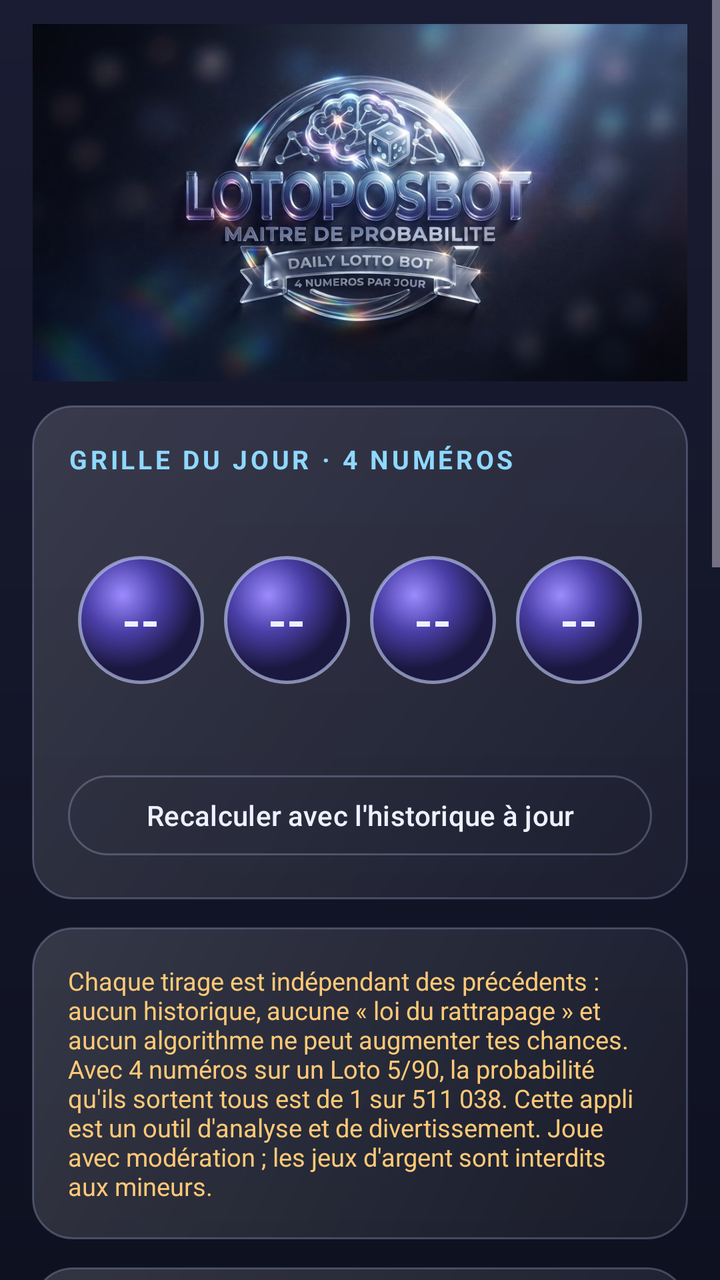
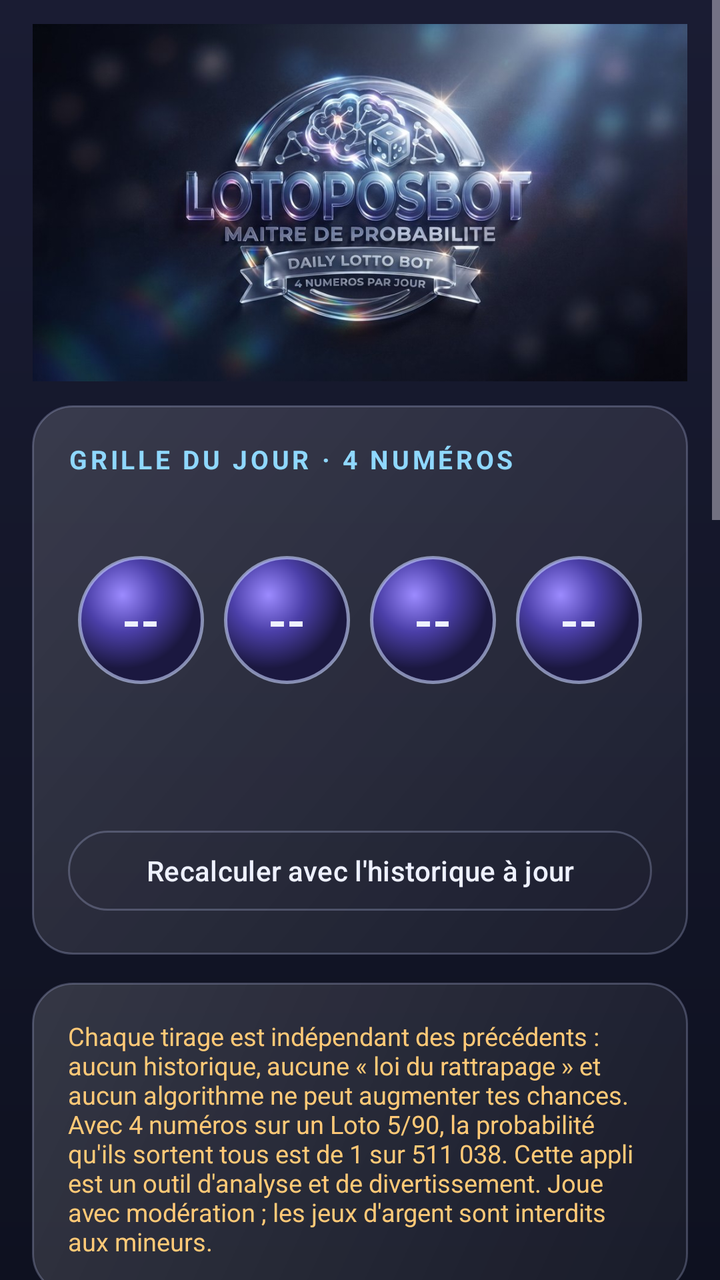

Before-and-after screenshots of an Android layout around one commit, followed by the original layout XML and the change that was made.
<!-- AndroidManifest.xml: application theme Theme.LotoPosBot -->
<!-- res/layout/activity_main.xml -->
<?xml version="1.0" encoding="utf-8"?>
<ScrollView xmlns:android="http://schemas.android.com/apk/res/android"
    android:layout_width="match_parent"
    android:layout_height="match_parent"
    android:clipToPadding="false"
    android:fillViewport="true"
    android:fitsSystemWindows="true">

    <LinearLayout
        android:layout_width="match_parent"
        android:layout_height="wrap_content"
        android:orientation="vertical"
        android:paddingStart="16dp"
        android:paddingTop="12dp"
        android:paddingEnd="16dp"
        android:paddingBottom="24dp">

        
        <ImageView
            android:id="@+id/imgLogo"
            android:layout_width="match_parent"
            android:layout_height="wrap_content"
            android:adjustViewBounds="true"
            android:contentDescription="@string/app_name"
            android:src="@drawable/logo_banner"
            android:layout_marginBottom="12dp" />

        
        <LinearLayout style="@style/Carte">

            <TextView
                style="@style/TitreCarte"
                android:text="@string/titre_pronostic" />

            <TextView
                android:id="@+id/tvDate"
                style="@style/TexteDoux"
                android:layout_marginBottom="12dp" />

            <LinearLayout
                android:layout_width="match_parent"
                android:layout_height="wrap_content"
                android:orientation="horizontal">

                <TextView android:id="@+id/boule1" style="@style/Boule" />
                <TextView android:id="@+id/boule2" style="@style/Boule" />
                <TextView android:id="@+id/boule3" style="@style/Boule" />
                <TextView android:id="@+id/boule4" style="@style/Boule" />
            </LinearLayout>

            <TextView
                android:id="@+id/tvDetails"
                style="@style/TexteDoux"
                android:layout_marginTop="14dp" />

            <com.google.android.material.button.MaterialButton
                android:id="@+id/btnRecalculer"
                style="@style/BoutonContour"
                android:layout_marginTop="10dp"
                android:text="@string/bouton_recalculer" />
        </LinearLayout>

        
        <LinearLayout style="@style/Carte">

            <TextView
                android:layout_width="match_parent"
                android:layout_height="wrap_content"
                android:text="@string/avertissement"
                android:textColor="@color/alerte"
                android:textSize="12.5sp" />
        </LinearLayout>

        
        <LinearLayout style="@style/Carte">

            <TextView
                style="@style/TitreCarte"
                android:text="@string/titre_modele" />

            <TextView
                android:id="@+id/tvChaud"
                style="@style/TexteDoux"
                android:textColor="@color/texte" />

            <SeekBar
                android:id="@+id/seekChaud"
                android:layout_width="match_parent"
                android:layout_height="wrap_content"
                android:layout_marginBottom="8dp"
                android:max="100" />

            <TextView
                android:id="@+id/tvRetard"
                style="@style/TexteDoux"
                android:textColor="@color/texte" />

            <SeekBar
                android:id="@+id/seekRetard"
                android:layout_width="match_parent"
                android:layout_height="wrap_content"
                android:layout_marginBottom="8dp"
                android:max="100" />

            <com.google.android.material.materialswitch.MaterialSwitch
                android:id="@+id/switchEquilibre"
                android:layout_width="match_parent"
                android:layout_height="wrap_content"
                android:text="@string/label_equilibre"
                android:textColor="@color/texte" />

            <TextView
                android:id="@+id/tvInfoModele"
                style="@style/TexteDoux"
                android:layout_marginTop="6dp"
                android:textSize="12sp" />
        </LinearLayout>

        
        <LinearLayout style="@style/Carte">

            <TextView
                style="@style/TitreCarte"
                android:text="@string/titre_ajout" />

            <TextView
                android:id="@+id/tvHistorique"
                style="@style/TexteDoux"
                android:layout_marginBottom="8dp" />

            <EditText
                android:id="@+id/etNouveauTirage"
                android:layout_width="match_parent"
                android:layout_height="wrap_content"
                android:backgroundTint="@color/violet"
                android:gravity="top|start"
                android:hint="@string/hint_tirage"
                android:importantForAutofill="no"
                android:inputType="textMultiLine|textNoSuggestions"
                android:minLines="2"
                android:textColor="@color/texte"
                android:textColorHint="#6F7694"
                android:textSize="15sp" />

            <com.google.android.material.button.MaterialButton
                android:id="@+id/btnAjouter"
                style="@style/BoutonPlein"
                android:layout_marginTop="8dp"
                android:text="@string/bouton_ajouter" />

            <LinearLayout
                android:layout_width="match_parent"
                android:layout_height="wrap_content"
                android:orientation="horizontal">

                <com.google.android.material.button.MaterialButton
                    android:id="@+id/btnAnnulerDernier"
                    style="@style/BoutonContour"
                    android:layout_width="0dp"
                    android:layout_weight="1"
                    android:layout_marginEnd="6dp"
                    android:text="@string/bouton_annuler_dernier" />

                <com.google.android.material.button.MaterialButton
                    android:id="@+id/btnExporter"
                    style="@style/BoutonContour"
                    android:layout_width="0dp"
                    android:layout_weight="1"
                    android:layout_marginStart="6dp"
                    android:text="@string/bouton_exporter" />
            </LinearLayout>
        </LinearLayout>

        
        <LinearLayout style="@style/Carte">

            <TextView
                style="@style/TitreCarte"
                android:text="@string/titre_notif" />

            <com.google.android.material.materialswitch.MaterialSwitch
                android:id="@+id/switchNotif"
                android:layout_width="match_parent"
                android:layout_height="wrap_content"
                android:text="@string/label_notif"
                android:textColor="@color/texte" />

            <com.google.android.material.button.MaterialButton
                android:id="@+id/btnHeure"
                style="@style/BoutonContour"
                android:layout_marginTop="6dp" />
        </LinearLayout>

        <com.google.android.material.button.MaterialButton
            android:id="@+id/btnStats"
            style="@style/BoutonPlein"
            android:text="@string/bouton_stats" />

        <com.google.android.material.button.MaterialButton
            android:id="@+id/btnDemo"
            style="@style/BoutonContour"
            android:layout_marginTop="6dp"
            android:text="@string/bouton_demo" />

    </LinearLayout>
</ScrollView>
<!-- resources referenced by this layout -->
<resources>
  <color name="alerte">#FFC977</color>
  <color name="texte">#EEF1FF</color>
  <color name="violet">#A78BFA</color>
  <string name="app_name">LOTOPOSBOT</string>
  <string name="avertissement">Chaque tirage est indépendant des précédents : aucun historique, aucune « loi du rattrapage » et aucun algorithme ne peut augmenter tes chances. Avec 4 numéros sur un Loto 5/90, la probabilité qu\'ils sortent tous est de 1 sur 511 038. Cette appli est un outil d\'analyse et de divertissement. Joue avec modération ; les jeux d\'argent sont interdits aux mineurs.</string>
  <string name="bouton_ajouter">Enregistrer les résultats</string>
  <string name="bouton_annuler_dernier">Annuler le dernier</string>
  <string name="bouton_demo">Charger une démo (tirages SIMULÉS)</string>
  <string name="bouton_exporter">Exporter</string>
  <string name="bouton_recalculer">Recalculer avec l\'historique à jour</string>
  <string name="bouton_stats">Statistiques et backtest</string>
  <string name="hint_tirage">Un tirage par ligne, ex :\n2026-11-20; 12, 34, 56, 78, 90</string>
  <string name="label_equilibre">Filtres d\'équilibre (parité, somme, dizaines)</string>
  <string name="label_notif">Recevoir la grille chaque jour</string>
  <string name="titre_ajout">AJOUTER DES RÉSULTATS OFFICIELS</string>
  <string name="titre_modele">MODÈLE DE PONDÉRATION</string>
  <string name="titre_notif">NOTIFICATION QUOTIDIENNE</string>
  <string name="titre_pronostic">GRILLE DU JOUR · 4 NUMÉROS</string>
  <style name="BoutonContour" parent="Widget.Material3.Button.OutlinedButton">
          <item name="android:layout_width">match_parent</item>
          <item name="android:layout_height">wrap_content</item>
          <item name="strokeColor">@color/verre_bord</item>
          <item name="android:textColor">@color/texte</item>
      </style>
  <style name="BoutonPlein" parent="Widget.Material3.Button">
          <item name="android:layout_width">match_parent</item>
          <item name="android:layout_height">wrap_content</item>
          <item name="android:textStyle">bold</item>
      </style>
  <style name="Carte">
          <item name="android:layout_width">match_parent</item>
          <item name="android:layout_height">wrap_content</item>
          <item name="android:orientation">vertical</item>
          <item name="android:background">@drawable/carte_verre</item>
          <item name="android:padding">18dp</item>
          <item name="android:layout_marginBottom">14dp</item>
      </style>
  <style name="TexteDoux">
          <item name="android:layout_width">match_parent</item>
          <item name="android:layout_height">wrap_content</item>
          <item name="android:textColor">@color/texte_doux</item>
          <item name="android:textSize">13sp</item>
      </style>
  <color name="verre_bord">#40C9D4FF</color>
  <!-- drawable carte_verre (drawable) -->
  <?xml version="1.0" encoding="utf-8"?>
  <shape xmlns:android="http://schemas.android.com/apk/res/android">
      <corners android:radius="20dp" />
      <gradient
          android:angle="315"
          android:startColor="#26FFFFFF"
          android:endColor="#0AFFFFFF" />
      <stroke
          android:width="1dp"
          android:color="@color/verre_bord" />
  </shape>
  <color name="texte_doux">#A9B0CC</color>
  <color name="glacier">#8FD8FF</color>
  <color name="fond">#0E1120</color>
  <!-- drawable fond_ecran (drawable) -->
  <?xml version="1.0" encoding="utf-8"?>
  <shape xmlns:android="http://schemas.android.com/apk/res/android">
      <gradient
          android:angle="270"
          android:startColor="@color/fond_haut"
          android:endColor="@color/fond" />
  </shape>
  <color name="fond_haut">#1A1C33</color>
  <!-- unchanged entries left out for length: 5 -->
</resources>

<!-- the commit's change to res/layout/activity_main.xml (unified diff, before → after) -->
@@ -53,6 +53,12 @@
                 style="@style/TexteDoux"
                 android:layout_marginTop="14dp" />
 
+            <TextView
+                android:id="@+id/tvConseilPari"
+                style="@style/TexteDoux"
+                android:layout_marginTop="10dp"
+                android:textColor="@color/glacier" />
+
             <com.google.android.material.button.MaterialButton
                 android:id="@+id/btnRecalculer"
                 style="@style/BoutonContour"
@@ -107,6 +113,13 @@
                 android:layout_width="match_parent"
                 android:layout_height="wrap_content"
                 android:text="@string/label_equilibre"
+                android:textColor="@color/texte" />
+
+            <com.google.android.material.materialswitch.MaterialSwitch
+                android:id="@+id/switchBiais"
+                android:layout_width="match_parent"
+                android:layout_height="wrap_content"
+                android:text="@string/label_biais"
                 android:textColor="@color/texte" />
 
             <TextView
@@ -169,6 +182,11 @@
                     android:layout_marginStart="6dp"
                     android:text="@string/bouton_exporter" />
             </LinearLayout>
+
+            <com.google.android.material.button.MaterialButton
+                android:id="@+id/btnImporter"
+                style="@style/BoutonContour"
+                android:text="@string/bouton_importer" />
         </LinearLayout>
 
         
<!-- resource entries referenced after the edit -->
@@ -9,9 +9,11 @@
   <string name="bouton_annuler_dernier">Annuler le dernier</string>
   <string name="bouton_demo">Charger une démo (tirages SIMULÉS)</string>
   <string name="bouton_exporter">Exporter</string>
+  <string name="bouton_importer">Importer un fichier de résultats (.csv / .txt)</string>
   <string name="bouton_recalculer">Recalculer avec l\'historique à jour</string>
   <string name="bouton_stats">Statistiques et backtest</string>
   <string name="hint_tirage">Un tirage par ligne, ex :\n2026-11-20; 12, 34, 56, 78, 90</string>
+  <string name="label_biais">Mode chasseur de biais (machine défectueuse)</string>
   <string name="label_equilibre">Filtres d\'équilibre (parité, somme, dizaines)</string>
   <string name="label_notif">Recevoir la grille chaque jour</string>
   <string name="titre_ajout">AJOUTER DES RÉSULTATS OFFICIELS</string>
